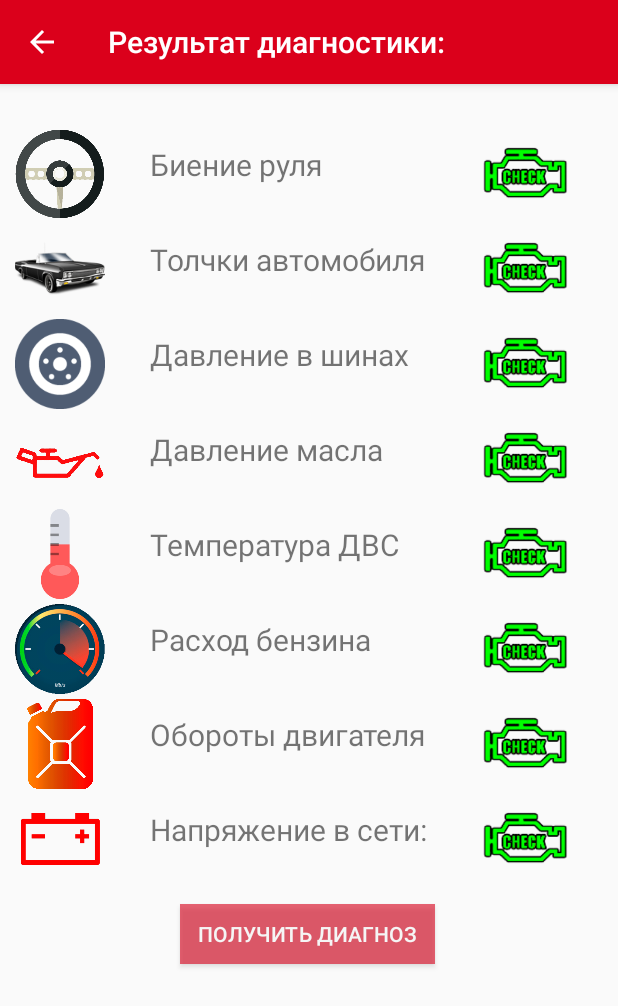
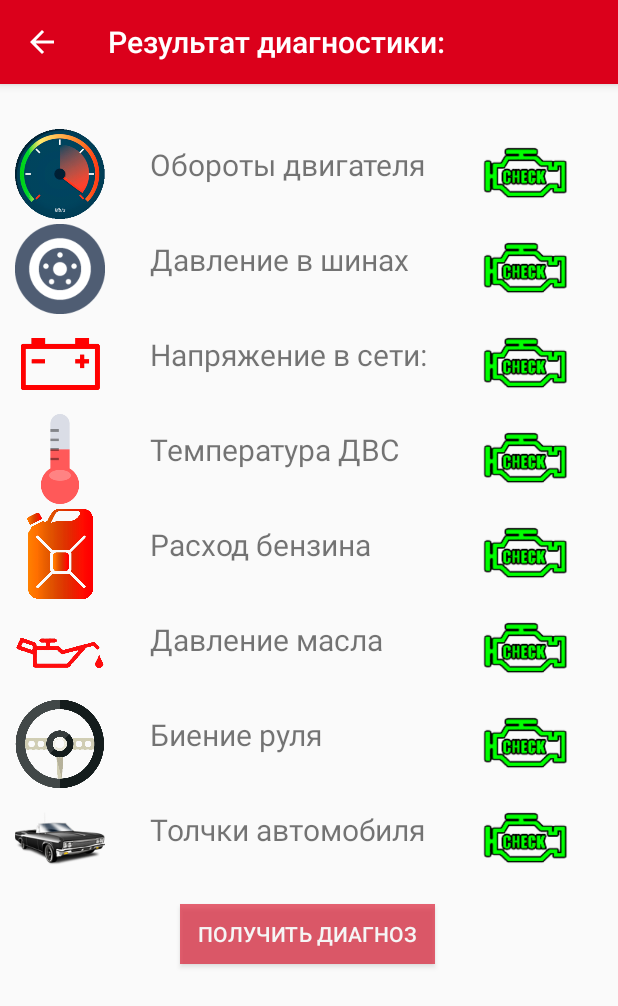
Before and after one commit to edward-nek/DiagnosticCar, an Android app: the DiagnosticActivity screen opened directly, with no data from a screen before it, on a phone screen of 412 x 824 dp. Shown: the top 1006 px of the screen. Run offline under Robolectric (Android 15) with nearby library versions, the phone set to English and light mode, and no system bars.

Commit message:
Добавлена костыльная диагностика =)

```diff
--- a/app/src/main/res/layout/activity_diagnostic.xml
+++ b/app/src/main/res/layout/activity_diagnostic.xml
@@ -20,60 +20,28 @@
             android:orientation="horizontal">
 
             <ImageView
-                android:id="@+id/ivRul"
+                android:id="@+id/iv_benzin"
                 android:layout_width="60dp"
                 android:layout_height="60dp"
 
-                app:srcCompat="@drawable/bienie_rulya" />
+                app:srcCompat="@drawable/oboroty"
+
+                />
 
             <TextView
-                android:id="@+id/swRul"
+                android:id="@+id/etOboroty"
                 android:layout_width="200dp"
                 android:layout_height="wrap_content"
-                android:text="Биение руля"
-                android:textSize="20dp"
 
                 android:layout_marginLeft="30dp"
+
                 android:layout_marginTop="10dp"
-                />
+
+                android:text="Обороты двигателя"
+                android:textSize="20dp" />
 
             <ImageView
                 android:id="@+id/ivCheck0"
-                android:layout_width="60dp"
-                android:layout_height="60dp"
-
-                android:layout_marginLeft="20dp"
-
-                app:srcCompat="@drawable/check_green" />
-        </LinearLayout>
-
-        <LinearLayout
-            android:layout_width="match_parent"
-            android:layout_height="63dp"
-            android:orientation="horizontal"
-            >
-
-            <ImageView
-                android:id="@+id/iv_car"
-                android:layout_width="60dp"
-                android:layout_height="60dp"
-
-                app:srcCompat="@drawable/car" />
-
-            <TextView
-                android:id="@+id/swCar"
-                android:layout_width="200dp"
-                android:layout_height="wrap_content"
-
-                android:text="Толчки автомобиля"
-                android:textSize="20dp"
-
-                android:layout_marginLeft="30dp"
-                android:layout_marginTop="10dp"
-                />
-
-            <ImageView
-                android:id="@+id/ivCheck1"
                 android:layout_width="60dp"
                 android:layout_height="60dp"
 
@@ -101,15 +69,121 @@
                 android:layout_width="200dp"
                 android:layout_height="wrap_content"
 
+                android:layout_marginLeft="30dp"
+                android:layout_marginTop="10dp"
+
                 android:text="Давление в шинах"
-                android:textSize="20dp"
+                android:textSize="20dp" />
+
+            <ImageView
+                android:id="@+id/ivCheck1"
+                android:layout_width="60dp"
+                android:layout_height="60dp"
+
+                android:layout_marginLeft="20dp"
+
+                app:srcCompat="@drawable/check_green" />
+        </LinearLayout>
+
+        <LinearLayout
+            android:layout_width="match_parent"
+            android:layout_height="63dp"
+            android:orientation="horizontal">
+
+            <ImageView
+                android:id="@+id/iv_akkum"
+                android:layout_width="60dp"
+                android:layout_height="60dp"
+
+                app:srcCompat="@drawable/napryzenie_akkuma"
+
+                />
+
+            <TextView
+                android:id="@+id/etAkkum"
+                android:layout_width="200dp"
+                android:layout_height="wrap_content"
+
+                android:layout_marginLeft="30dp"
+
+                android:layout_marginTop="10dp"
+
+                android:text="Напряжение в сети:"
+                android:textSize="20dp" />
+
+            <ImageView
+                android:id="@+id/ivCheck2"
+                android:layout_width="60dp"
+                android:layout_height="60dp"
+
+                android:layout_marginLeft="20dp"
+
+                app:srcCompat="@drawable/check_green" />
+        </LinearLayout>
+
+        <LinearLayout
+            android:layout_width="match_parent"
+            android:layout_height="63dp"
+            android:orientation="horizontal">
+
+            <ImageView
+                android:id="@+id/iv_temper"
+                android:layout_width="60dp"
+                android:layout_height="60dp"
+
+                app:srcCompat="@drawable/temperatura"
+
+                />
+
+            <TextView
+                android:id="@+id/etTemper"
+                android:layout_width="200dp"
+                android:layout_height="wrap_content"
 
                 android:layout_marginLeft="30dp"
                 android:layout_marginTop="10dp"
+
+                android:text="Температура ДВС"
+                android:textSize="20dp" />
+
+            <ImageView
+                android:id="@+id/ivCheck3"
+                android:layout_width="60dp"
+                android:layout_height="60dp"
+
+                android:layout_marginLeft="20dp"
+
+                app:srcCompat="@drawable/check_green" />
+        </LinearLayout>
+
+        <LinearLayout
+            android:layout_width="match_parent"
+            android:layout_height="63dp"
+            android:orientation="horizontal">
+
+            <ImageView
+                android:id="@+id/iv_oboroty"
+                android:layout_width="60dp"
+                android:layout_height="60dp"
+
+                app:srcCompat="@drawable/rashod_benzina"
+
                 />
 
+            <TextView
+                android:id="@+id/etBenzin"
+                android:layout_width="200dp"
+                android:layout_height="wrap_content"
+
+                android:layout_marginLeft="30dp"
+
+                android:layout_marginTop="10dp"
+
+                android:text="Расход бензина"
+                android:textSize="20dp" />
+
             <ImageView
-                android:id="@+id/ivCheck2"
+                android:id="@+id/ivCheck4"
                 android:layout_width="60dp"
                 android:layout_height="60dp"
 
@@ -137,85 +211,11 @@
                 android:layout_width="200dp"
                 android:layout_height="wrap_content"
 
-                android:text="Давление масла"
-                android:textSize="20dp"
-
                 android:layout_marginLeft="30dp"
                 android:layout_marginTop="10dp"
-                />
 
-            <ImageView
-                android:id="@+id/ivCheck3"
-                android:layout_width="60dp"
-                android:layout_height="60dp"
-
-                android:layout_marginLeft="20dp"
-
-                app:srcCompat="@drawable/check_green" />
-        </LinearLayout>
-
-        <LinearLayout
-            android:layout_width="match_parent"
-            android:layout_height="63dp"
-            android:orientation="horizontal">
-
-            <ImageView
-                android:id="@+id/iv_temper"
-                android:layout_width="60dp"
-                android:layout_height="60dp"
-
-                app:srcCompat="@drawable/temperatura"
-
-                />
-
-            <TextView
-                android:id="@+id/etTemper"
-                android:layout_width="200dp"
-                android:layout_height="wrap_content"
-
-                android:text="Температура ДВС"
-                android:textSize="20dp"
-
-                android:layout_marginLeft="30dp"
-                android:layout_marginTop="10dp"
-                />
-
-            <ImageView
-                android:id="@+id/ivCheck4"
-                android:layout_width="60dp"
-                android:layout_height="60dp"
-
-                android:layout_marginLeft="20dp"
-
-                app:srcCompat="@drawable/check_green" />
-        </LinearLayout>
-
-        <LinearLayout
-            android:layout_width="match_parent"
-            android:layout_height="63dp"
-            android:orientation="horizontal">
-
-            <ImageView
-                android:id="@+id/iv_oboroty"
-                android:layout_width="60dp"
-                android:layout_height="60dp"
-
-                app:srcCompat="@drawable/oboroty"
-
-                />
-
-            <TextView
-                android:id="@+id/etBenzin"
-                android:layout_width="200dp"
-                android:layout_height="wrap_content"
-
-                android:text="Расход бензина"
-
-                android:textSize="20dp"
-
-                android:layout_marginLeft="30dp"
-                android:layout_marginTop="10dp"
-                />
+                android:text="Давление масла"
+                android:textSize="20dp" />
 
             <ImageView
                 android:id="@+id/ivCheck5"
@@ -233,26 +233,21 @@
             android:orientation="horizontal">
 
             <ImageView
-                android:id="@+id/iv_benzin"
+                android:id="@+id/ivRul"
                 android:layout_width="60dp"
                 android:layout_height="60dp"
 
-                app:srcCompat="@drawable/rashod_benzina"
-
-                />
+                app:srcCompat="@drawable/bienie_rulya" />
 
             <TextView
-                android:id="@+id/etOboroty"
+                android:id="@+id/swRul"
                 android:layout_width="200dp"
                 android:layout_height="wrap_content"
-
-                android:text="Обороты двигателя"
-
-                android:textSize="20dp"
-
                 android:layout_marginLeft="30dp"
                 android:layout_marginTop="10dp"
-                />
+
+                android:text="Биение руля"
+                android:textSize="20dp" />
 
             <ImageView
                 android:id="@+id/ivCheck6"
@@ -270,26 +265,22 @@
             android:orientation="horizontal">
 
             <ImageView
-                android:id="@+id/iv_akkum"
+                android:id="@+id/iv_car"
                 android:layout_width="60dp"
                 android:layout_height="60dp"
 
-                app:srcCompat="@drawable/napryzenie_akkuma"
-
-                />
+                app:srcCompat="@drawable/car" />
 
             <TextView
-                android:id="@+id/etAkkum"
+                android:id="@+id/swCar"
                 android:layout_width="200dp"
                 android:layout_height="wrap_content"
 
-                android:text="Напряжение в сети:"
-
-                android:textSize="20dp"
-
                 android:layout_marginLeft="30dp"
                 android:layout_marginTop="10dp"
-                />
+
+                android:text="Толчки автомобиля"
+                android:textSize="20dp" />
 
             <ImageView
                 android:id="@+id/ivCheck7"
```
Also changed, not shown: app/src/main/java/ru/nekrasoved/diagnosticcar/DiagnosticActivity.java (+110 -14 lines).
